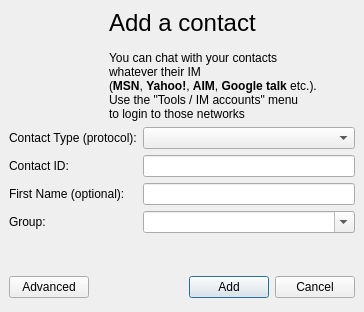
Qt form wengophone/src/presentation/qt/imcontact/SimpleAddIMContact.ui (tkrotoff/WengoPhone) before a commit.
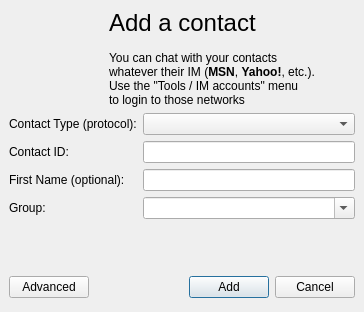
The same form after that commit. Icons and pictures are not drawn.

The edit to the form file:
```diff
--- a/wengophone/src/presentation/qt/imcontact/SimpleAddIMContact.ui
+++ b/wengophone/src/presentation/qt/imcontact/SimpleAddIMContact.ui
@@ -290,7 +290,7 @@
       </palette>
      </property>
      <property name="text" >
-      <string>&lt;span style="font-size:18pt;">Add a contact&lt;/span>&lt;br>&lt;br>&lt;span>You can chat with your contacts&lt;br> whatever their IM&lt;br>(&lt;b>MSN&lt;/b>, &lt;b>Yahoo!&lt;/b>, &lt;b>AIM&lt;/b>, &lt;b>Google talk&lt;/b> etc.).&lt;br>Use the "Tools / IM accounts" menu&lt;br>to login to those networks&lt;/span></string>
+      <string>&lt;span style="font-size:18pt;">Add a contact&lt;/span>&lt;br>&lt;br>&lt;span>You can chat with your contacts&lt;br> whatever their IM (&lt;b>MSN&lt;/b>, &lt;b>Yahoo!&lt;/b>, etc.).&lt;br>Use the "Tools / IM accounts" menu&lt;br>to login to those networks&lt;/span></string>
      </property>
      <property name="wordWrap" >
       <bool>false</bool>
```
